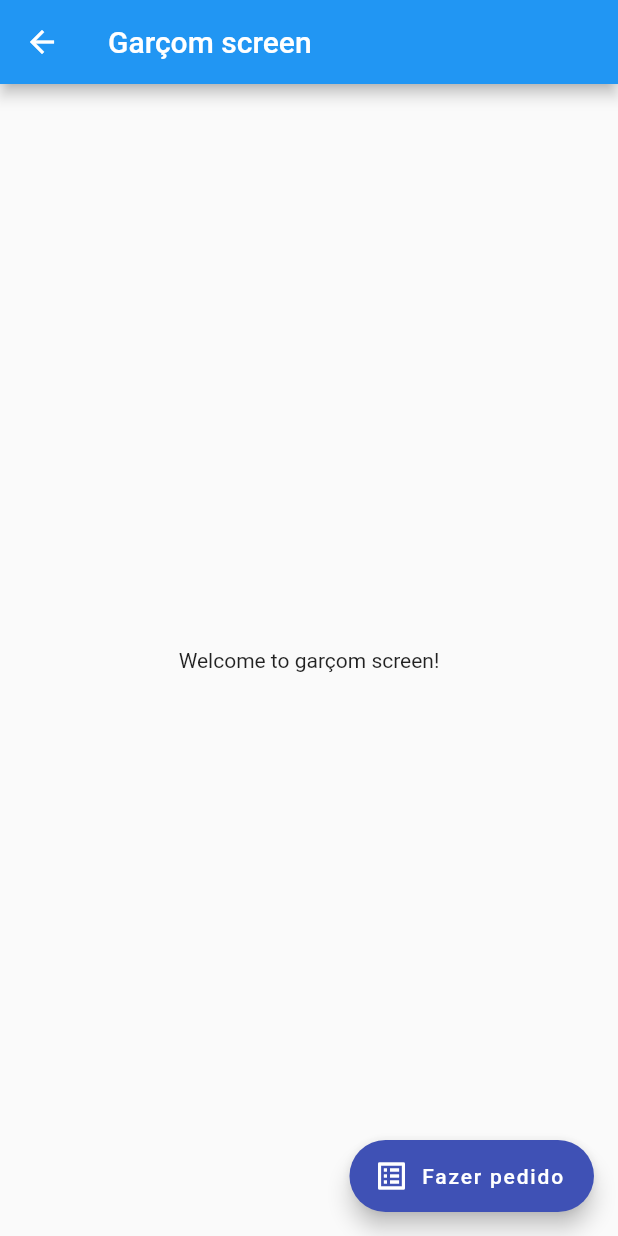
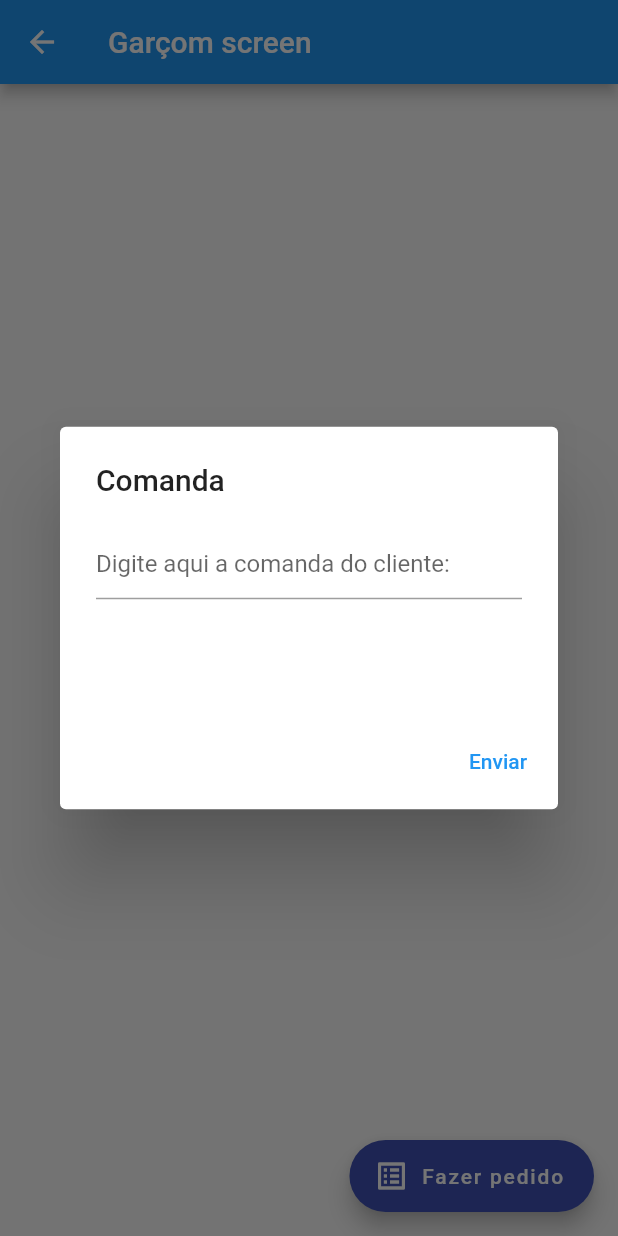
Before and after one commit to nicholasmm/Pede-ai-APP, a Flutter app: the NextScreenGarcom screen opened directly, after a tap on "Fazer pedido", on a phone screen of 412 x 824 dp. Run offline on Flutter 3.47's test engine with Material 2 defaults, Android fonts, the phone set to English and light mode, and no system bars.

```diff
--- a/lib/main.dart
+++ b/lib/main.dart
@@ -125,7 +125,37 @@ class NextScreenGarcom extends StatelessWidget {
       ),
             floatingActionButton: FloatingActionButton.extended(
         onPressed: () {
-          // Add your onPressed code here!
+          //Script para janela popup
+            showDialog(
+            context: context,
+            builder: (BuildContext context) {
+              return AlertDialog(
+                title: const Text('Comanda'),
+                content: const SizedBox(
+                  width: 500, // Defina a largura desejada
+                  height: 100, // Defina a altura desejada
+                  child: TextField(
+                    decoration: InputDecoration(
+                      hintText: 'Digite aqui a comanda do cliente:',
+                      //ontentPadding: EdgeInsets.symmetric(vertical: 30), Aumentar altura da textbox
+                    ),
+                  textInputAction: TextInputAction.newline, // Permitir nova linha ao pressionar "ENTER"
+                  keyboardType: TextInputType.multiline, // Permitir múltiplas linhas
+                  maxLines: null,
+                  ),
+                ),
+                actions: [
+                  TextButton(
+                    child: const Text('Enviar'),
+                    onPressed: () {
+                      // Aqui você pode implementar a lógica para enviar a comanda
+                      Navigator.of(context).pop();
+                    },
+                  ),
+                ],
+              );
+            },
+          );
         },
         label: const Text('Fazer pedido'),
         icon: const Icon(Icons.list_alt),
@@ -134,9 +164,8 @@ class NextScreenGarcom extends StatelessWidget {
     );
   }
 }
-
 void main() {
-  runApp(MaterialApp(
+  runApp(const MaterialApp(
     home: LoginPage(),
   ));
 }
```
Also changed, not shown: 1 other file.
